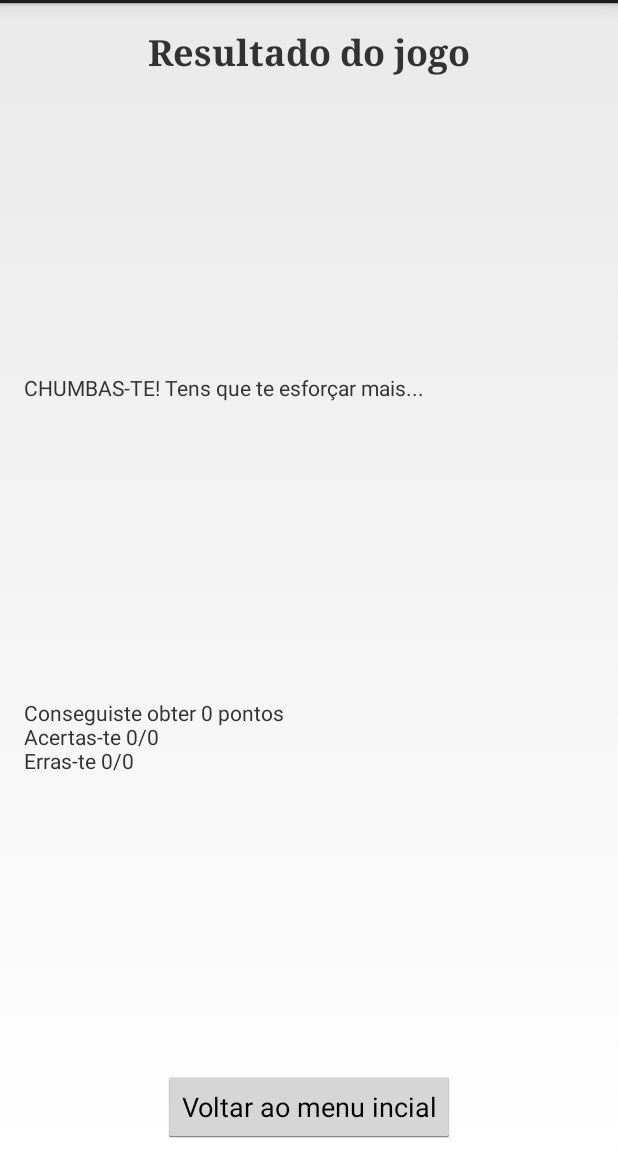
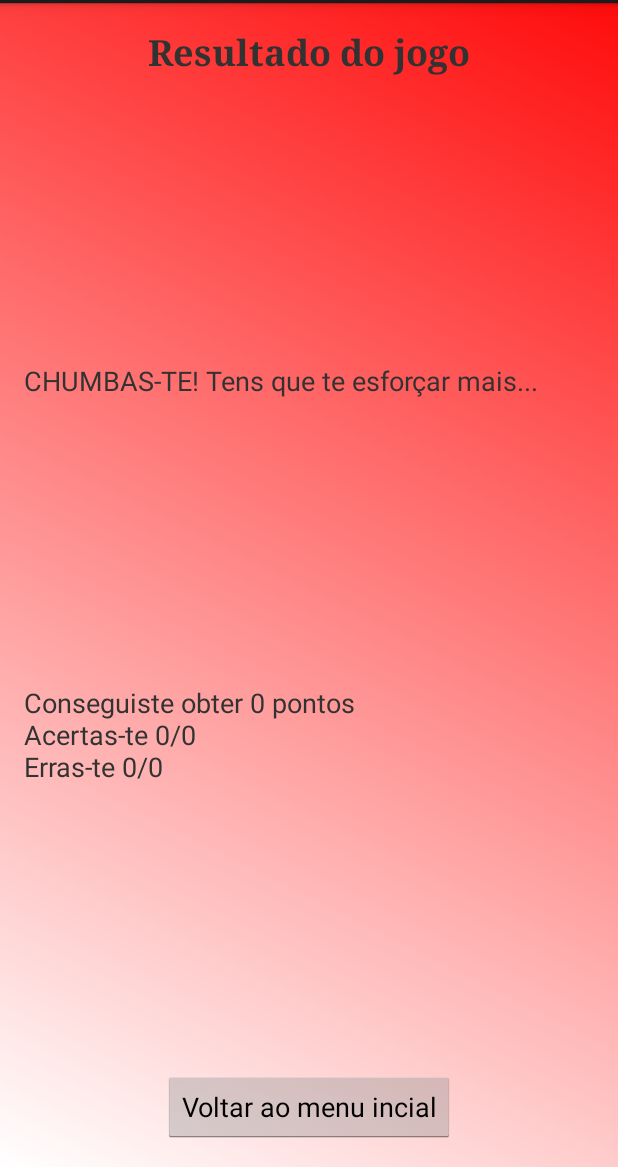
Before and after one commit to andrepbento/InformaticsQuiz, an Android app: the SinglePlayerGameResultActivity screen opened directly, with no data from a screen before it, on a phone screen of 412 x 824 dp, the part 69-1236 px from its top. Run offline under Robolectric (Android 15) with nearby library versions, the phone set to English and light mode, and no system bars.

```diff
--- a/app/src/main/AndroidManifest.xml
+++ b/app/src/main/AndroidManifest.xml
@@ -21,7 +21,8 @@
         <activity android:name="activities.SinglePlayerGameResultActivity" />
         <activity android:name="activities.CreatePlayerProfileActivity" />
         <activity android:name="activities.PlayerProfileActivity" />
-        <activity android:name="activities.CameraActivity"></activity>
+        <activity android:name="activities.CameraActivity" />
+        <activity android:name="activities.PlayerStatiscticsActivity"></activity>
     </application>
 
 </manifest>
--- a/app/src/main/java/activities/SinglePlayerGameResultActivity.java
+++ b/app/src/main/java/activities/SinglePlayerGameResultActivity.java
@@ -8,6 +8,8 @@ import android.view.View;
 import android.widget.TextView;
 
 import com.example.andre.informaticsquiz.R;
+
+import org.xmlpull.v1.XmlPullParser;
 
 public class SinglePlayerGameResultActivity extends Activity {
 
@@ -23,23 +25,16 @@ public class SinglePlayerGameResultActivity extends Activity {
         int nWrongQuestions = gameResultIntent.getIntExtra("nWrongQuestions",0);
         int gameTotalQuestions = gameResultIntent.getIntExtra("gameTotalQuestions",0);
 
-        /*
-         *  ALTERAR O FUNDO CONSOANTE VITORIA OU DERROTA
-         *
         View layout = (View) this.getWindow().getDecorView();
 
+        TextView tvGameResult = (TextView) findViewById(R.id.tv_game_result);
         if(result) {
-            layout.setBackground(R.drawable.green_white_gradient); // Green
+            tvGameResult.setText("PASSAS-TE! Parabéns");
+            layout.setBackground(getResources().getDrawable(R.drawable.green_white_gradient));
         } else {
-            layout.setBackground(); // Red
+            tvGameResult.setText("CHUMBAS-TE! Tens que te esforçar mais...");
+            layout.setBackground(getResources().getDrawable(R.drawable.red_white_gradient));
         }
-        */
-
-        TextView tvGameResult = (TextView) findViewById(R.id.tv_game_result);
-        if(result)
-            tvGameResult.setText("PASSAS-TE! Parabéns");
-        else
-            tvGameResult.setText("CHUMBAS-TE! Tens que te esforçar mais...");
 
         TextView tvGameResultDescription = (TextView) findViewById(R.id.tv_game_result_description);
         tvGameResultDescription.setText("Conseguiste obter " + score + " pontos\n"
@@ -48,6 +43,8 @@ public class SinglePlayerGameResultActivity extends Activity {
     }
 
     public void onButtonGoToInicialMenu(View view) {
+
+
         finish();
     }
 }
--- /dev/null
+++ b/app/src/main/res/drawable/red_white_gradient.xml
@@ -0,0 +1,11 @@
+<?xml version="1.0" encoding="utf-8"?>
+<shape
+    xmlns:android="http://schemas.android.com/apk/res/android"
+    android:shape="rectangle">
+
+    <gradient
+        android:type="linear"
+        android:startColor="#FFffffff"
+        android:endColor="#FF0000"
+        android:angle="45"/>
+</shape>
--- a/app/src/main/res/layout/activity_single_player_game_result.xml
+++ b/app/src/main/res/layout/activity_single_player_game_result.xml
@@ -23,13 +23,15 @@
         android:layout_width="match_parent"
         android:layout_height="wrap_content"
         android:layout_weight="1"
-        android:layout_gravity="center"/>
+        android:layout_gravity="center"
+        android:textSize="18sp"/>
 
     <TextView
         android:id="@+id/tv_game_result_description"
         android:layout_width="wrap_content"
         android:layout_height="wrap_content"
-        android:layout_weight="1" />
+        android:layout_weight="1"
+        android:textSize="18sp"/>
 
     <Button
         android:layout_width="wrap_content"
```
Also changed, not shown: app/src/main/java/activities/MainMenuActivity.java (+21 -4 lines), app/src/main/java/activities/PlayerStatiscticsActivity.java (added, +15 -0 lines), app/src/main/res/layout/activity_main_menu.xml (+19 -5 lines), app/src/main/res/layout/activity_player_statisctics.xml (added, +62 -0 lines).
